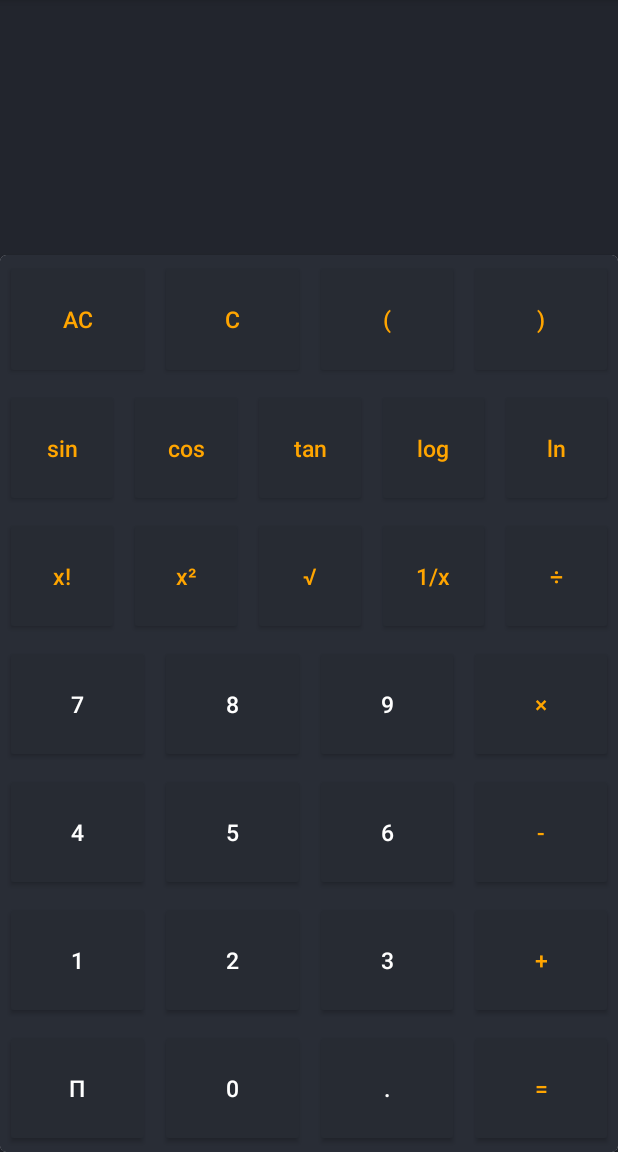
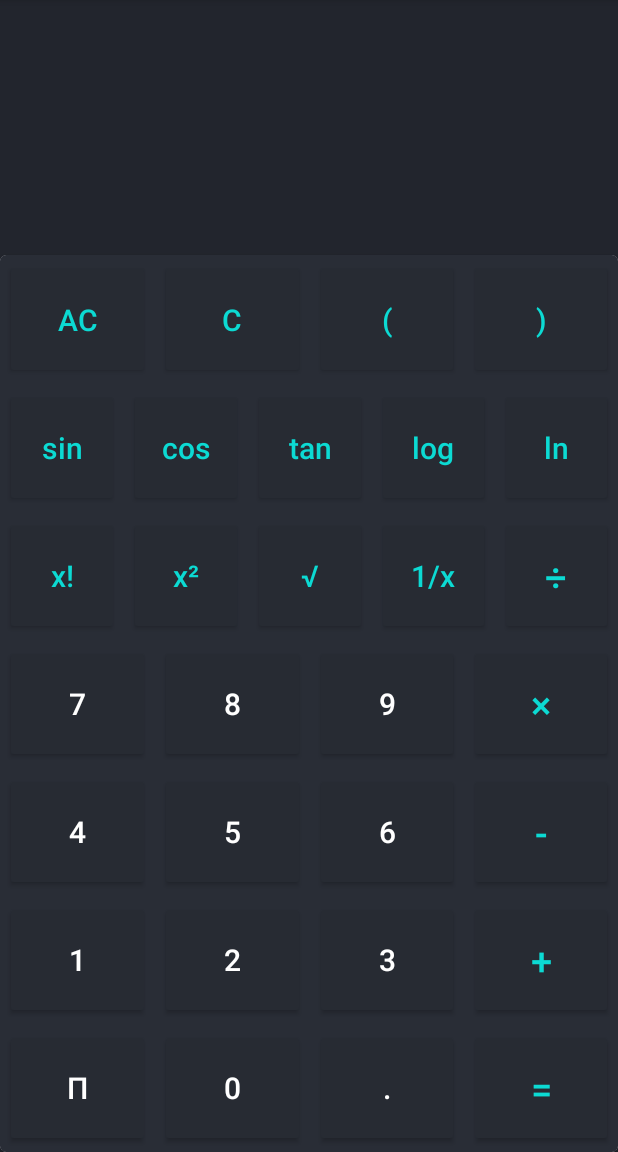
Before and after one commit to 13aslam/Calculator, an Android app built with Jetpack Compose: the screen it shows after launch (MainActivity), on a phone screen of 412 x 824 dp, the part 84-1236 px from its top. Run offline under Robolectric (Android 15) with nearby library versions, the phone set to English and light mode, and no system bars.

Commit message:
This is my new scientific calculator made my me

```diff
--- a/app/src/main/res/layout/activity_main.xml
+++ b/app/src/main/res/layout/activity_main.xml
@@ -80,8 +80,8 @@
                             android:backgroundTint="@color/black_shade_2"
                             android:padding="6dp"
                             android:text="AC"
-                            android:textColor="@color/yellow"
-                            android:textSize="15sp"
+                            android:textColor="#0CDAD3"
+                            android:textSize="20sp"
                             tools:targetApi="lollipop" />
 
                         <Button
@@ -93,8 +93,8 @@
                             android:backgroundTint="@color/black_shade_2"
                             android:padding="6dp"
                             android:text="C"
-                            android:textColor="@color/yellow"
-                            android:textSize="15sp" />
+                            android:textColor="#0CDAD3"
+                            android:textSize="20sp" />
 
                         <Button
                             android:id="@+id/bbrac1"
@@ -105,8 +105,8 @@
                             android:backgroundTint="@color/black_shade_2"
                             android:padding="6dp"
                             android:text="("
-                            android:textColor="#ffa500"
-                            android:textSize="15sp" />
+                            android:textColor="#0CDAD3"
+                            android:textSize="20sp" />
 
                         <Button
                             android:id="@+id/bbrac2"
@@ -117,8 +117,8 @@
                             android:backgroundTint="@color/black_shade_2"
                             android:padding="6dp"
                             android:text=")"
-                            android:textColor="#ffa500"
-                            android:textSize="15sp" />
+                            android:textColor="#0CDAD3"
+                            android:textSize="20sp" />
 
                     </LinearLayout>
 
@@ -146,8 +146,8 @@
                             android:padding="6dp"
                             android:text="sin"
                             android:textAllCaps="false"
-                            android:textColor="#ffa500"
-                            android:textSize="15sp" />
+                            android:textColor="#0CDAD3"
+                            android:textSize="20sp" />
 
                         <Button
                             android:id="@+id/bcos"
@@ -159,8 +159,8 @@
                             android:padding="6dp"
                             android:text="cos"
                             android:textAllCaps="false"
-                            android:textColor="#ffa500"
-                            android:textSize="15sp" />
+                            android:textColor="#0CDAD3"
+                            android:textSize="20sp" />
 
                         <Button
                             android:id="@+id/btan"
@@ -172,8 +172,8 @@
                             android:padding="6dp"
                             android:text="tan"
                             android:textAllCaps="false"
-                            android:textColor="#ffa500"
-                            android:textSize="15sp" />
+                            android:textColor="#0CDAD3"
+                            android:textSize="20sp" />
 
                         <Button
                             android:id="@+id/blog"
@@ -185,8 +185,8 @@
                             android:padding="6dp"
                             android:text="log"
                             android:textAllCaps="false"
-                            android:textColor="#ffa500"
-                            android:textSize="15sp" />
+                            android:textColor="#0CDAD3"
+                            android:textSize="20sp" />
 
                         <Button
                             android:id="@+id/bln"
@@ -198,8 +198,8 @@
                             android:padding="6dp"
                             android:text="ln"
                             android:textAllCaps="false"
-                            android:textColor="#ffa500"
-                            android:textSize="15sp" />
+                            android:textColor="#0CDAD3"
+                            android:textSize="20sp" />
 
 
                     </LinearLayout>
@@ -228,8 +228,8 @@
                             android:padding="6dp"
                             android:text="x!"
                             android:textAllCaps="false"
-                            android:textColor="#ffa500"
-                            android:textSize="15sp" />
+                            android:textColor="#0CDAD3"
+                            android:textSize="20sp" />
 
                         <Button
                             android:id="@+id/bsquare"
@@ -241,8 +241,8 @@
                             android:padding="6dp"
                             android:text="x²"
                             android:textAllCaps="false"
-                            android:textColor="#ffa500"
-                            android:textSize="15sp" />
+                            android:textColor="#0CDAD3"
+                            android:textSize="20sp" />
 
                         <Button
                             android:id="@+id/bsqrt"
@@ -253,8 +253,8 @@
                             android:backgroundTint="@color/black_shade_2"
                             android:padding="6dp"
                             android:text="√"
-                            android:textColor="#ffa500"
-                            android:textSize="15sp" />
+                            android:textColor="#0CDAD3"
+                            android:textSize="20sp" />
 
                         <Button
                             android:id="@+id/binv"
@@ -266,8 +266,8 @@
                             android:padding="6dp"
                             android:text="1/x"
                             android:textAllCaps="false"
-                            android:textColor="#ffa500"
-                            android:textSize="15sp" />
+                            android:textColor="#0CDAD3"
+                            android:textSize="20sp" />
 
                         <Button
                             android:id="@+id/bdiv"
@@ -278,8 +278,8 @@
                             android:backgroundTint="@color/black_shade_2"
                             android:padding="6dp"
                             android:text="÷"
-                            android:textColor="#ffa500"
-                            android:textSize="15sp" />
+                            android:textColor="#0CDAD3"
+                            android:textSize="25sp" />
 
                     </LinearLayout>
 
@@ -307,7 +307,7 @@
                             android:padding="6dp"
                             android:text="7"
                             android:textColor="#fff"
-                            android:textSize="15sp" />
+                            android:textSize="20sp" />
 
                         <Button
                             android:id="@+id/b8"
@@ -319,7 +319,7 @@
                             android:padding="6dp"
                             android:text="8"
                             android:textColor="#fff"
-                            android:textSize="15sp" />
+                            android:textSize="20sp" />
 
                         <Button
                             android:id="@+id/b9"
@@ -331,7 +331,7 @@
                             android:padding="6dp"
                             android:text="9"
                             android:textColor="#fff"
-                            android:textSize="15sp" />
+                            android:textSize="20sp" />
 
                         <Button
                             android:id="@+id/bmul"
@@ -342,8 +342,8 @@
                             android:backgroundTint="@color/black_shade_2"
                             android:padding="6dp"
                             android:text="×"
-                            android:textColor="#ffa500"
-                            android:textSize="15sp" />
+                            android:textColor="#0CDAD3"
+                            android:textSize="25sp" />
 
                     </LinearLayout>
 
@@ -371,7 +371,7 @@
                             android:padding="6dp"
                             android:text="4"
                             android:textColor="#fff"
-                            android:textSize="15sp" />
+                            android:textSize="20sp" />
 
                         <Button
                             android:id="@+id/b5"
@@ -383,7 +383,7 @@
                             android:padding="6dp"
                             android:text="5"
                             android:textColor="#fff"
-                            android:textSize="15sp" />
+                            android:textSize="20sp" />
 
                         <Button
                             android:id="@+id/b6"
@@ -395,7 +395,7 @@
                             android:padding="6dp"
                             android:text="6"
                             android:textColor="#fff"
-                            android:textSize="15sp" />
+                            android:textSize="20sp" />
 
                         <Button
                             android:id="@+id/bminus"
@@ -406,8 +406,8 @@
                             android:backgroundTint="@color/black_shade_2"
                             android:padding="6dp"
                             android:text="-"
-                            android:textColor="#ffa500"
-                            android:textSize="15sp" />
+                            android:textColor="#0CDAD3"
+                            android:textSize="25sp" />
 
                     </LinearLayout>
 
@@ -435,7 +435,7 @@
                             android:padding="6dp"
                             android:text="1"
                             android:textColor="#fff"
-                            android:textSize="15sp" />
+                            android:textSize="20sp" />
 
                         <Button
                             android:id="@+id/b2"
@@ -447,7 +447,7 @@
                             android:padding="6dp"
                             android:text="2"
                             android:textColor="#fff"
-                            android:textSize="15sp" />
+                            android:textSize="20sp" />
 
                         <Button
                             android:id="@+id/b3"
@@ -459,7 +459,7 @@
                             android:padding="6dp"
                             android:text="3"
                             android:textColor="#fff"
-                            android:textSize="15sp" />
+                            android:textSize="20sp" />
 
                         <Button
                             android:id="@+id/bplus"
@@ -470,8 +470,8 @@
                             android:backgroundTint="@color/black_shade_2"
                             android:padding="6dp"
                             android:text="+"
-                            android:textColor="#ffa500"
-                            android:textSize="15sp" />
+                            android:textColor="#0CDAD3"
+                            android:textSize="25sp" />
 
                     </LinearLayout>
 
@@ -499,7 +499,7 @@
                             android:padding="6dp"
                             android:text="π"
                             android:textColor="#fff"
-                            android:textSize="15sp" />
+                            android:textSize="20sp" />
 
                         <Button
                             android:id="@+id/b0"
@@ -511,7 +511,7 @@
                             android:padding="6dp"
                             android:text="0"
                             android:textColor="#fff"
-                            android:textSize="15sp" />
+                            android:textSize="20sp" />
 
                         <Button
                             android:id="@+id/bdot"
@@ -523,7 +523,7 @@
                             android:padding="6dp"
                             android:text="."
                             android:textColor="#fff"
-                            android:textSize="15sp" />
+                            android:textSize="20sp" />
 
                         <Button
                             android:id="@+id/bequal"
@@ -534,8 +534,8 @@
                             android:backgroundTint="@color/black_shade_2"
                             android:padding="6dp"
                             android:text="="
-                            android:textColor="#ffa500"
-                            android:textSize="15sp" />
+                            android:textColor="#0CDAD3"
+                            android:textSize="25sp" />
 
                     </LinearLayout>
 
```
